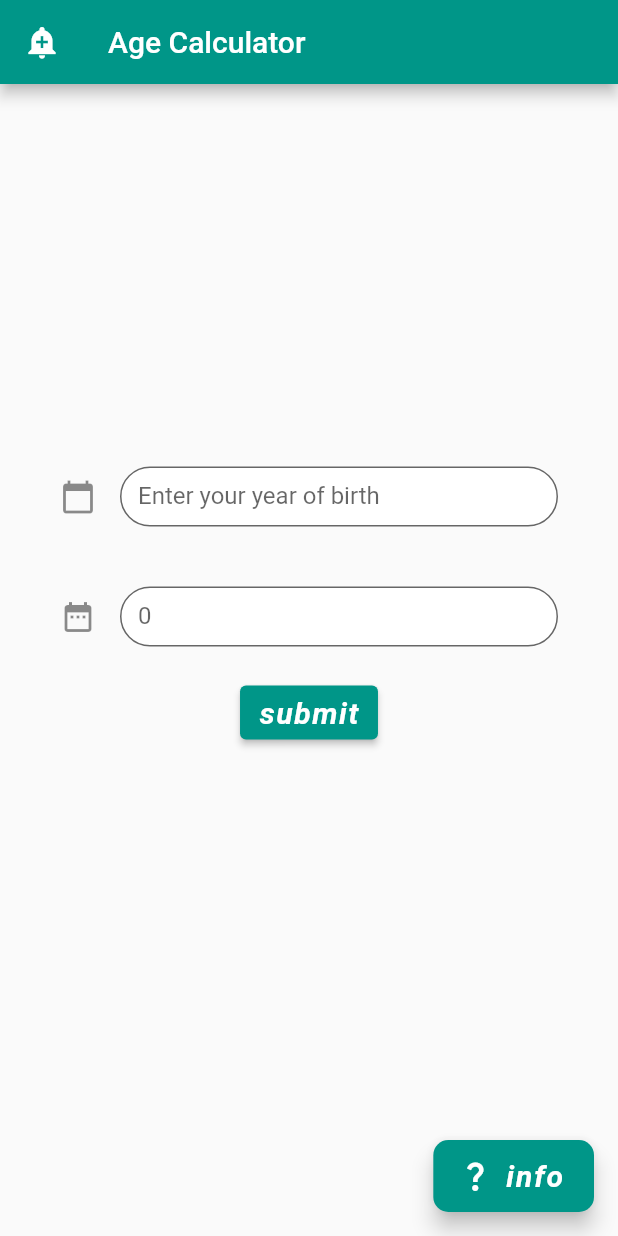
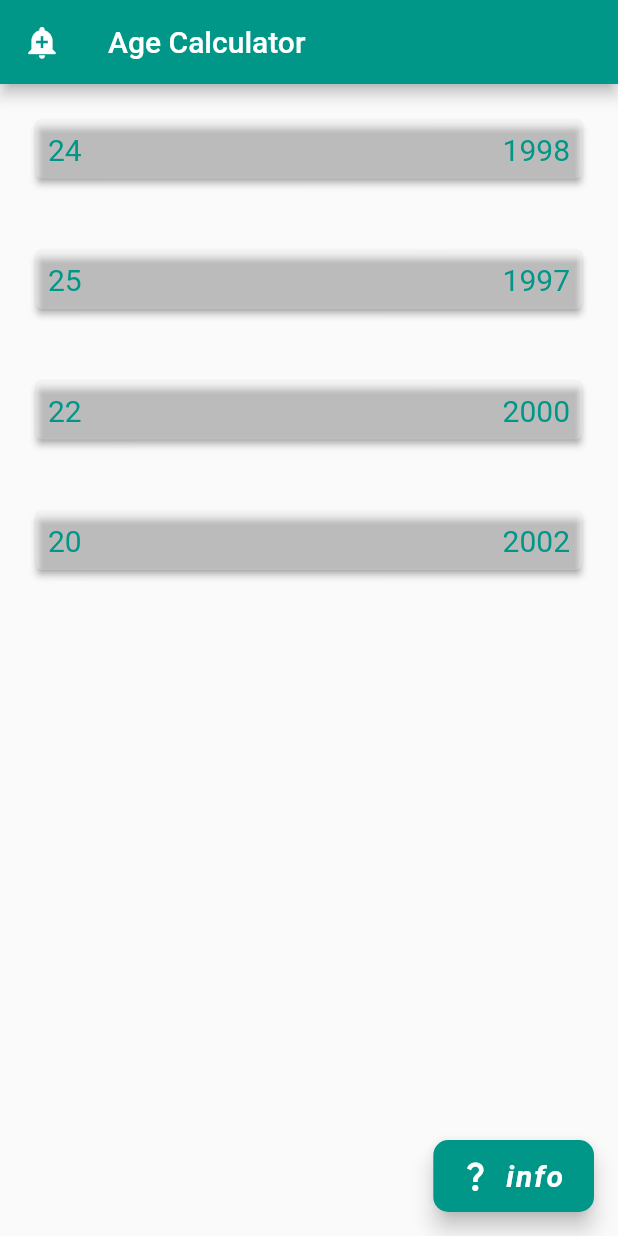
Before and after one commit to RamezHamdiSaeed/MyFlutterReference, a Flutter app: the screen it shows after launch, on a phone screen of 412 x 824 dp. Run offline on Flutter 3.47's test engine with Material 2 defaults, Android fonts, the phone set to English and light mode, and no system bars.

Commit message:
make different grids

```diff
--- a/lib/App/components/text_fields.dart
+++ b/lib/App/components/text_fields.dart
@@ -59,32 +59,61 @@ class _TextFieldsState extends State<TextFields> {
 
   @override
   Widget build(BuildContext context) {
-    List<Container> textFields = [
-      textFieldTemplate(
-          obsecureText: false,
-          keyboardType: TextInputType.number,
-          icon: const Icon(Icons.calendar_today),
-          decorationLabelText: "year of birth"),
-      textFieldTemplate(
-          isReadOnly: true,
-          obsecureText: false,
-          keyboardType: TextInputType.number,
-          icon: const Icon(Icons.date_range),
-          decorationLabelText: "Age")
+    // List<Container> textFields = [
+    //   textFieldTemplate(
+    //       obsecureText: false,
+    //       keyboardType: TextInputType.number,
+    //       icon: const Icon(Icons.calendar_today),
+    //       decorationLabelText: "year of birth"),
+    //   textFieldTemplate(
+    //       isReadOnly: true,
+    //       obsecureText: false,
+    //       keyboardType: TextInputType.number,
+    //       icon: const Icon(Icons.date_range),
+    //       decorationLabelText: "Age")
+    // ];
+    List<Identity> identities = [
+      Identity(yearOfBirth: "1998"),
+      Identity(yearOfBirth: "1997"),
+      Identity(yearOfBirth: "2000"),
+      Identity(yearOfBirth: "2002")
     ];
-
+    TextStyle ageTextStyle = const TextStyle(fontSize: 20);
     return Container(
       //* if the widget has no padding or margin feature we can wrap it within padding or margin Widgets
       //* and we use use them instead of width and heigh if not existed
-      padding: const EdgeInsets.symmetric(horizontal: 20),
+      // padding: const EdgeInsets.symmetric(horizontal: 20),
       height: double.infinity,
-      alignment: Alignment.center,
-      child: SingleChildScrollView(
-        child: Column(
-          mainAxisAlignment: MainAxisAlignment.spaceAround,
-          children: <Widget>[
+      alignment: Alignment.topLeft,
+      child: Padding(
+          padding: const EdgeInsets.symmetric(horizontal: 0),
+          child: ListView.builder(
+              // mainAxisAlignment: MainAxisAlignment.spaceAround,
+              itemCount: 4,
+              itemBuilder: (context, index) {
+                return Column(children: <Widget>[
                   //! I don't need to use map just we need to use spread operator (...)
-            ...textFields,
+                  // ...textFields,
+                  Padding(
+                    padding: const EdgeInsets.all(20.0),
+                    child: Card(
+                      shadowColor: Colors.grey,
+                      elevation: 2.0,
+                      color: Colors.white24,
+                      child: Padding(
+                        padding: const EdgeInsets.all(8.0),
+                        child: Row(
+                            mainAxisAlignment: MainAxisAlignment.spaceBetween,
+                            children: [
+                              Text(identities[index].age, style: ageTextStyle),
+                              Text(identities[index].yearOfBirth,
+                                  style: ageTextStyle)
+                            ]),
+                      ),
+                    ),
+                  )
+                ]);
+              }
 
               //! we used stack here to make a postfix text indirectly using Stack widget just for practising only
 
@@ -106,20 +135,18 @@ class _TextFieldsState extends State<TextFields> {
               //     keyboardType: TextInputType.text,
               //     icon: const Icon(Icons.male),
               //     decorationLabelText: "Gender"),
-            ElevatedButton(
-              child: const Text("submit"),
-              onPressed: () {
-                setState(() {
-                  Identity i = Identity(yearOfBirth: ageController.text);
-                  i.calculateAge();
-                  age = i.age.toString();
-                });
-              },
-            ),
-            const SizedBox(height: 90),
-          ],
-        ),
-      ),
+              // ElevatedButton(
+              //   child: const Text("submit"),
+              //   onPressed: () {
+              //     setState(() {
+              //       Identity i = Identity(yearOfBirth: ageController.text);
+              //       i.age;
+              //       age = i.age.toString();
+              //     });
+              //   },
+              // ),
+              // const SizedBox(height: 90),
+              )),
     );
   }
 }
--- a/lib/App/models/age.dart
+++ b/lib/App/models/age.dart
@@ -1,10 +1,9 @@
 class Identity {
   String yearOfBirth;
-  int age = 0;
-  Identity({required this.yearOfBirth});
-  void calculateAge() {
+  String age = '';
+  Identity({required this.yearOfBirth}) {
     DateTime now = DateTime.now();
     int currentYear = now.year;
-    age = currentYear - int.parse(yearOfBirth);
+    age = (currentYear - int.parse(yearOfBirth)).toString();
   }
 }
```
Also changed, not shown: 1 other file. Lines whose indentation alone changed are shown as unchanged.
